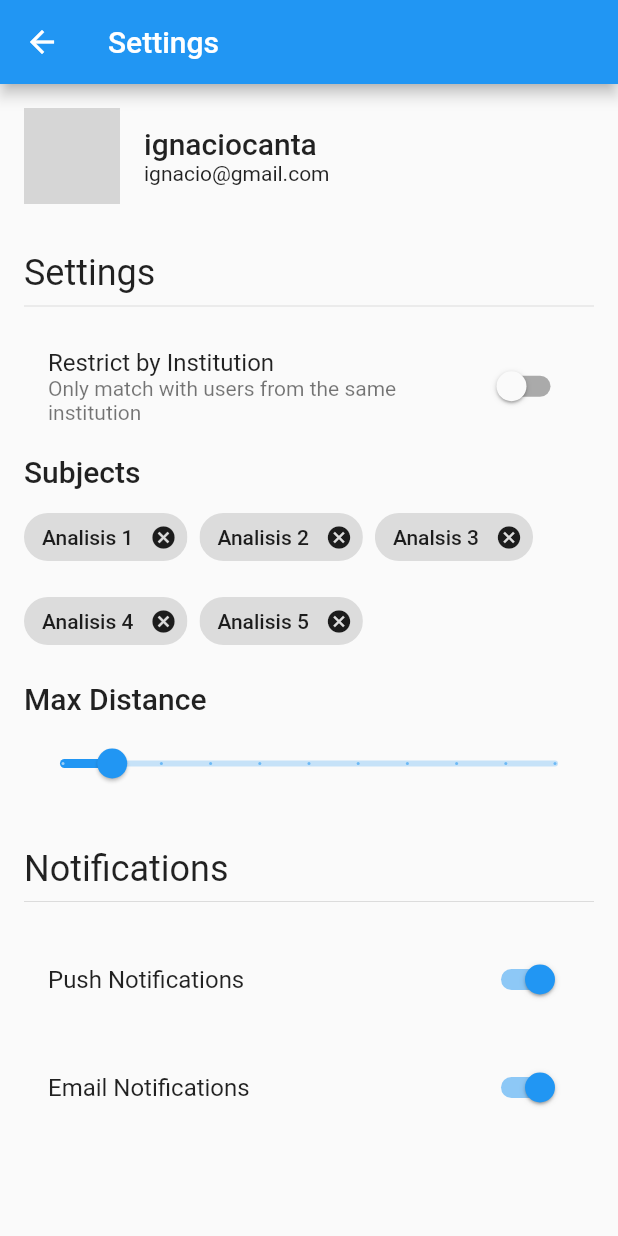
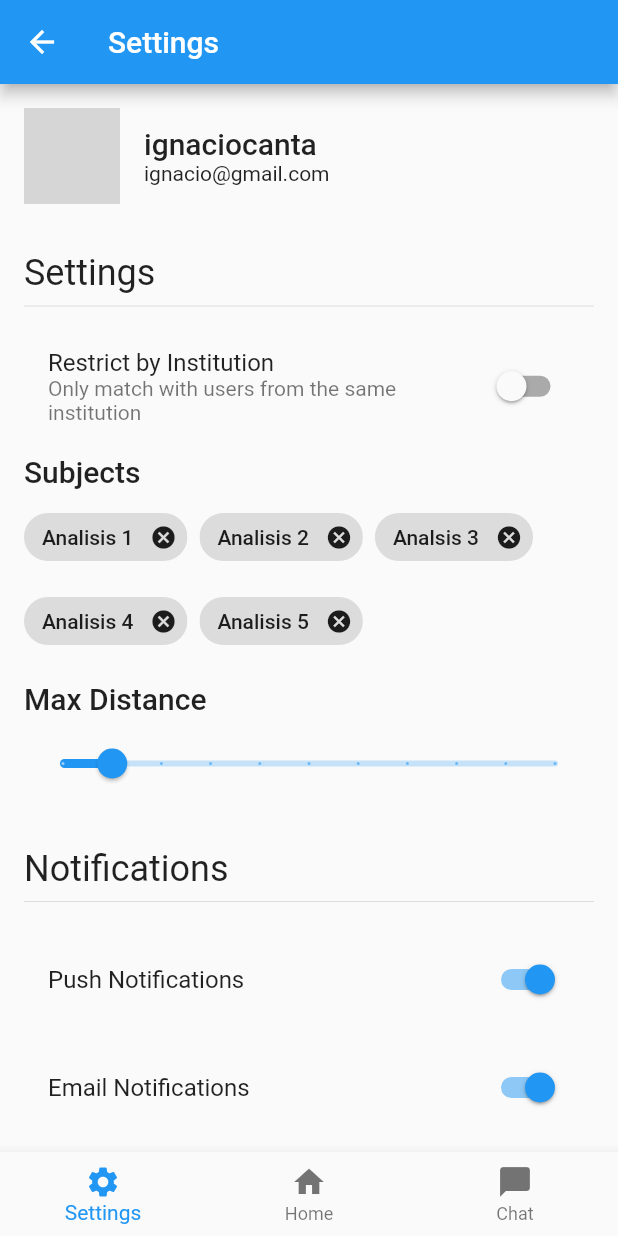
Before and after one commit to lucastarche/studdy-buddy, a Flutter app: the SettingsPage screen opened by its route, on a phone screen of 412 x 824 dp. Run offline on Flutter 3.47's test engine with Material 2 defaults, Android fonts, the phone set to English and light mode, and no system bars; our stand-ins replace appinio_swiper, firebase_core; accounts and stored records are empty; network calls fail; grey boxes are pictures that could not be loaded.

Commit message:
updated the chat settings page to have the footer

```diff
--- a/lib/settings/chat_settings.dart
+++ b/lib/settings/chat_settings.dart
@@ -1,4 +1,6 @@
 import 'package:flutter/material.dart';
+
+import '../components/app_scaffold.dart';
 
 class SettingsPage extends StatelessWidget {
   final NetworkImage profilePicture;
@@ -24,7 +26,7 @@ class SettingsPage extends StatelessWidget {
 
   @override
   Widget build(BuildContext context) {
-    return Scaffold(
+    return AppScaffold(
       appBar: AppBar(
         title: const Text('Settings'),
       ),
```
